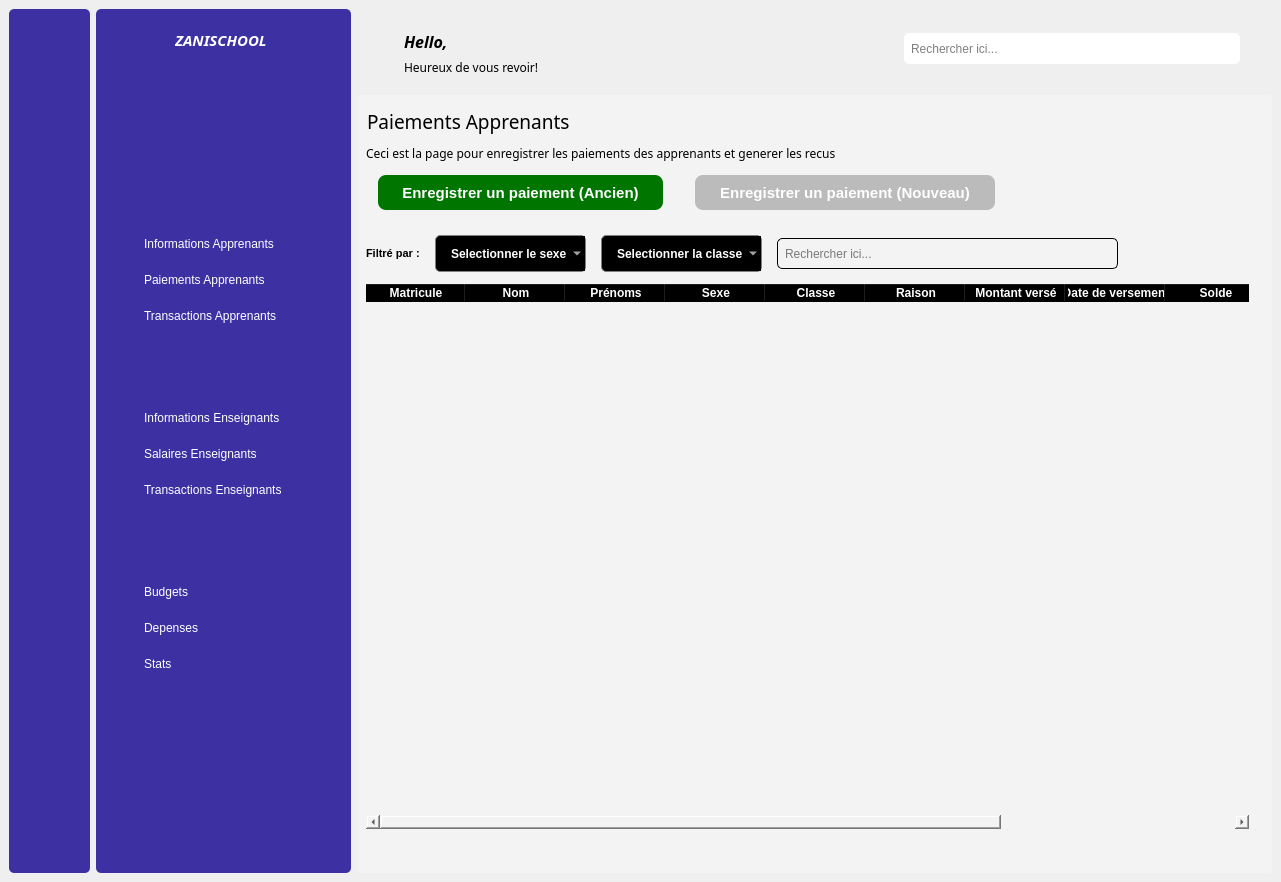
Before: the Qt Designer form index.ui in LAPTOP237/zanischool_desktop, drawn with Qt 5.
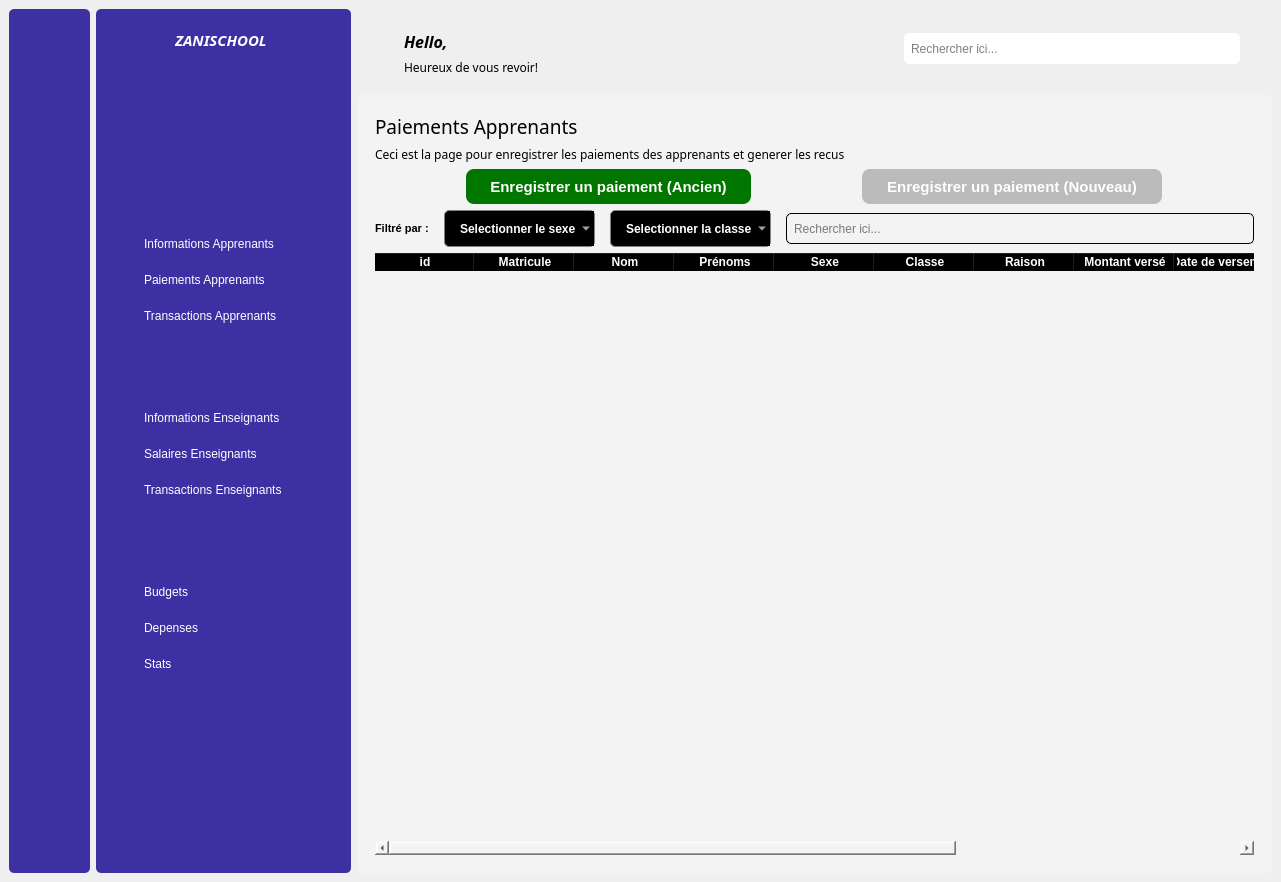
After: the same form once the commit is applied. The open tabs and pages were chosen to show the change. Icons and pictures are not drawn.

Commit message: Mise a jour des champs formulaire d'ajout paiement et modifications des fonctions associés

```diff
--- a/index.ui
+++ b/index.ui
@@ -935,8 +935,8 @@
      </layout>
     </item>
     <item row="0" column="1">
-     <layout class="QVBoxLayout" name="verticalLayout_14">
-      <item>
+     <layout class="QGridLayout" name="gridLayout_5">
+      <item row="0" column="0">
        <widget class="QWidget" name="header_widget" native="true">
         <property name="minimumSize">
          <size>
@@ -1088,7 +1088,7 @@
         </layout>
        </widget>
       </item>
-      <item>
+      <item row="1" column="0">
        <widget class="QWidget" name="main_screen_widget" native="true">
         <property name="minimumSize">
          <size>
@@ -1597,92 +1597,37 @@
             </layout>
            </widget>
            <widget class="QWidget" name="page_4">
-            <widget class="QTableWidget" name="tableWidget_2">
-             <property name="geometry">
-              <rect>
-               <x>0</x>
-               <y>180</y>
-               <width>883</width>
-               <height>545</height>
-              </rect>
-             </property>
-             <property name="minimumSize">
-              <size>
-               <width>500</width>
-               <height>0</height>
-              </size>
-             </property>
-             <property name="styleSheet">
-              <string notr="true">QHeaderView:section{
-font-weight:bold;
-background-color:black;
-color:white;}</string>
-             </property>
-             <column>
+            <layout class="QGridLayout" name="gridLayout_2">
+             <item row="0" column="0">
+              <layout class="QVBoxLayout" name="verticalLayout_16">
+               <item>
+                <widget class="QLabel" name="label_10">
+                 <property name="font">
+                  <font>
+                   <family>Montserrat SemiBold</family>
+                   <pointsize>14</pointsize>
+                  </font>
+                 </property>
               <property name="text">
-               <string>Matricule</string>
-              </property>
-             </column>
-             <column>
-              <property name="text">
-               <string>Nom</string>
-              </property>
-             </column>
-             <column>
+                  <string>Paiements Apprenants</string>
+                 </property>
+                </widget>
+               </item>
+               <item>
+                <widget class="QLabel" name="label_20">
+                 <property name="font">
+                  <font>
+                   <family>Montserrat Medium</family>
+                  </font>
+                 </property>
               <property name="text">
-               <string>Prénoms</string>
-              </property>
-             </column>
-             <column>
-              <property name="text">
-               <string>Sexe</string>
-              </property>
-             </column>
-             <column>
-              <property name="text">
-               <string>Classe</string>
-              </property>
-             </column>
-             <column>
-              <property name="text">
-               <string>Raison</string>
-              </property>
-             </column>
-             <column>
-              <property name="text">
-               <string>Montant versé</string>
-              </property>
-             </column>
-             <column>
-              <property name="text">
-               <string>Date de versement</string>
-              </property>
-             </column>
-             <column>
-              <property name="text">
-               <string>Solde</string>
-              </property>
-             </column>
-             <column>
-              <property name="text">
-               <string>Reste</string>
-              </property>
-             </column>
-             <column>
-              <property name="text">
-               <string>Actions</string>
-              </property>
-             </column>
-            </widget>
-            <widget class="QWidget" name="layoutWidget">
-             <property name="geometry">
-              <rect>
-               <x>0</x>
-               <y>70</y>
-               <width>642</width>
-               <height>37</height>
-              </rect>
-             </property>
+                  <string>Ceci est la page pour enregistrer les paiements des apprenants et generer les recus</string>
+                 </property>
+                </widget>
+               </item>
+              </layout>
+             </item>
+             <item row="1" column="0">
              <layout class="QHBoxLayout" name="horizontalLayout_14">
               <property name="spacing">
                <number>20</number>
@@ -1780,16 +1725,8 @@
                </widget>
               </item>
              </layout>
-            </widget>
-            <widget class="QWidget" name="layoutWidget">
-             <property name="geometry">
-              <rect>
-               <x>0</x>
-               <y>130</y>
-               <width>752</width>
-               <height>39</height>
-              </rect>
-             </property>
+             </item>
+             <item row="2" column="0">
              <layout class="QHBoxLayout" name="horizontalLayout_12">
               <property name="spacing">
                <number>15</number>
@@ -1940,44 +1877,84 @@
                </widget>
               </item>
              </layout>
-            </widget>
-            <widget class="QLabel" name="label_10">
-             <property name="geometry">
-              <rect>
-               <x>1</x>
-               <y>1</y>
-               <width>275</width>
-               <height>32</height>
-              </rect>
-             </property>
-             <property name="font">
-              <font>
-               <family>Montserrat SemiBold</family>
-               <pointsize>14</pointsize>
-              </font>
-             </property>
+             </item>
+             <item row="3" column="0">
+              <widget class="QTableWidget" name="tableWidget_2">
+               <property name="minimumSize">
+                <size>
+                 <width>500</width>
+                 <height>0</height>
+                </size>
+               </property>
+               <property name="styleSheet">
+                <string notr="true">QHeaderView:section{
+font-weight:bold;
+background-color:black;
+color:white;}</string>
+               </property>
+               <column>
              <property name="text">
-              <string>Paiements Apprenants</string>
-             </property>
-            </widget>
-            <widget class="QLabel" name="label_20">
-             <property name="geometry">
-              <rect>
-               <x>0</x>
-               <y>40</y>
-               <width>549</width>
-               <height>18</height>
-              </rect>
-             </property>
-             <property name="font">
-              <font>
-               <family>Montserrat Medium</family>
-              </font>
-             </property>
+                 <string>id</string>
+                </property>
+               </column>
+               <column>
+                <property name="text">
+                 <string>Matricule</string>
+                </property>
+               </column>
+               <column>
+                <property name="text">
+                 <string>Nom</string>
+                </property>
+               </column>
+               <column>
              <property name="text">
-              <string>Ceci est la page pour enregistrer les paiements des apprenants et generer les recus</string>
-             </property>
-            </widget>
+                 <string>Prénoms</string>
+                </property>
+               </column>
+               <column>
+                <property name="text">
+                 <string>Sexe</string>
+                </property>
+               </column>
+               <column>
+                <property name="text">
+                 <string>Classe</string>
+                </property>
+               </column>
+               <column>
+                <property name="text">
+                 <string>Raison</string>
+                </property>
+               </column>
+               <column>
+                <property name="text">
+                 <string>Montant versé</string>
+                </property>
+               </column>
+               <column>
+                <property name="text">
+                 <string>Date de versement</string>
+                </property>
+               </column>
+               <column>
+                <property name="text">
+                 <string>Solde</string>
+                </property>
+               </column>
+               <column>
+                <property name="text">
+                 <string>Reste</string>
+                </property>
+               </column>
+               <column>
+                <property name="text">
+                 <string>Actions</string>
+                </property>
+               </column>
+              </widget>
+             </item>
+            </layout>
            </widget>
            <widget class="QWidget" name="page_5">
             <widget class="QLabel" name="label_11">
```
Left out of the diff: 54 changed lines with no effect on the pictures. Lines whose indentation alone changed are shown as unchanged. The commit also changes 26 other files.
